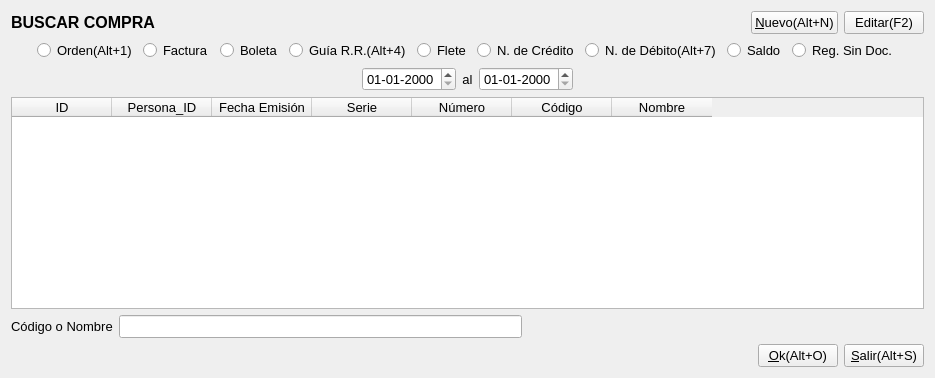
Above: Facturacion/comprabuscar.ui from radtek/manager before the change. Below: the same form after it.
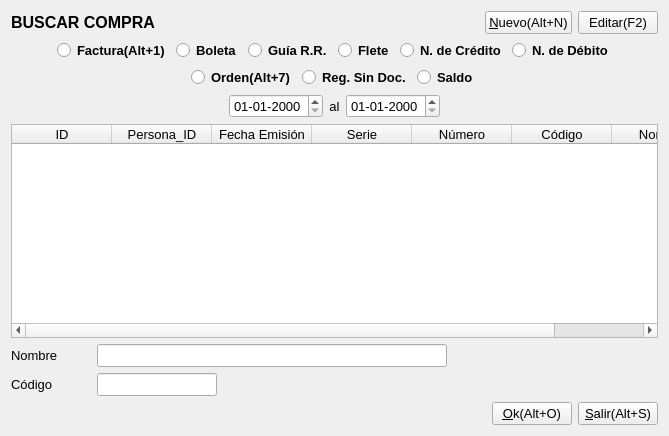
That is the form after the change. Icons and pictures are not drawn.

What changed in the file:
```diff
--- a/Facturacion/comprabuscar.ui
+++ b/Facturacion/comprabuscar.ui
@@ -6,8 +6,8 @@
    <rect>
     <x>0</x>
     <y>0</y>
-    <width>935</width>
-    <height>378</height>
+    <width>669</width>
+    <height>436</height>
    </rect>
   </property>
   <property name="windowTitle">
@@ -110,30 +110,17 @@
        </property>
       </spacer>
      </item>
-     <item>
-      <widget class="QRadioButton" name="radioButton_orden">
-       <property name="font">
-        <font>
-         <pointsize>10</pointsize>
-        </font>
-       </property>
-       <property name="text">
-        <string>Orden(Alt+1)</string>
-       </property>
-       <property name="shortcut">
-        <string>Alt+1</string>
-       </property>
-      </widget>
-     </item>
      <item>
       <widget class="QRadioButton" name="radioButton_factura">
        <property name="font">
         <font>
          <pointsize>10</pointsize>
+         <weight>75</weight>
+         <bold>true</bold>
         </font>
        </property>
        <property name="text">
-        <string>Factura</string>
+        <string>Factura(Alt+1)</string>
        </property>
        <property name="shortcut">
         <string>Alt+2</string>
@@ -145,6 +132,8 @@
        <property name="font">
         <font>
          <pointsize>10</pointsize>
+         <weight>75</weight>
+         <bold>true</bold>
         </font>
        </property>
        <property name="text">
@@ -160,10 +149,12 @@
        <property name="font">
         <font>
          <pointsize>10</pointsize>
+         <weight>75</weight>
+         <bold>true</bold>
         </font>
        </property>
        <property name="text">
-        <string>Guía R.R.(Alt+4)</string>
+        <string>Guía R.R.</string>
        </property>
        <property name="shortcut">
         <string>Alt+4</string>
@@ -175,6 +166,8 @@
        <property name="font">
         <font>
          <pointsize>10</pointsize>
+         <weight>75</weight>
+         <bold>true</bold>
         </font>
        </property>
        <property name="text">
@@ -190,6 +183,8 @@
        <property name="font">
         <font>
          <pointsize>10</pointsize>
+         <weight>75</weight>
+         <bold>true</bold>
         </font>
        </property>
        <property name="text">
@@ -205,48 +200,101 @@
        <property name="font">
         <font>
          <pointsize>10</pointsize>
+         <weight>75</weight>
+         <bold>true</bold>
         </font>
        </property>
        <property name="text">
-        <string>N. de Débito(Alt+7)</string>
+        <string>N. de Débito</string>
+       </property>
+       <property name="shortcut">
+        <string>Alt+6</string>
+       </property>
+      </widget>
+     </item>
+     <item>
+      <spacer name="horizontalSpacer_6">
+       <property name="orientation">
+        <enum>Qt::Horizontal</enum>
+       </property>
+       <property name="sizeHint" stdset="0">
+        <size>
+         <width>40</width>
+         <height>20</height>
+        </size>
+       </property>
+      </spacer>
+     </item>
+    </layout>
+   </item>
+   <item>
+    <layout class="QHBoxLayout" name="horizontalLayout_7">
+     <item>
+      <spacer name="horizontalSpacer_9">
+       <property name="orientation">
+        <enum>Qt::Horizontal</enum>
+       </property>
+       <property name="sizeHint" stdset="0">
+        <size>
+         <width>40</width>
+         <height>20</height>
+        </size>
+       </property>
+      </spacer>
+     </item>
+     <item>
+      <widget class="QRadioButton" name="radioButton_orden">
+       <property name="font">
+        <font>
+         <pointsize>10</pointsize>
+         <weight>75</weight>
+         <bold>true</bold>
+        </font>
+       </property>
+       <property name="text">
+        <string>Orden(Alt+7)</string>
        </property>
        <property name="shortcut">
         <string>Alt+7</string>
        </property>
       </widget>
      </item>
-     <item>
-      <widget class="QRadioButton" name="radioButton_saldo">
-       <property name="font">
-        <font>
-         <pointsize>10</pointsize>
-        </font>
-       </property>
-       <property name="text">
-        <string>Saldo</string>
-       </property>
-       <property name="shortcut">
-        <string>Alt+8</string>
-       </property>
-      </widget>
-     </item>
      <item>
       <widget class="QRadioButton" name="radioButton_reg_sin_doc">
        <property name="font">
         <font>
          <pointsize>10</pointsize>
+         <weight>75</weight>
+         <bold>true</bold>
         </font>
        </property>
        <property name="text">
         <string>Reg. Sin Doc.</string>
        </property>
        <property name="shortcut">
+        <string>Alt+8</string>
+       </property>
+      </widget>
+     </item>
+     <item>
+      <widget class="QRadioButton" name="radioButton_saldo">
+       <property name="font">
+        <font>
+         <pointsize>10</pointsize>
+         <weight>75</weight>
+         <bold>true</bold>
+        </font>
+       </property>
+       <property name="text">
+        <string>Saldo</string>
+       </property>
+       <property name="shortcut">
         <string>Alt+9</string>
        </property>
       </widget>
      </item>
      <item>
-      <spacer name="horizontalSpacer_6">
+      <spacer name="horizontalSpacer_10">
        <property name="orientation">
         <enum>Qt::Horizontal</enum>
        </property>
@@ -385,13 +433,13 @@
       <widget class="QLabel" name="label_nombre">
        <property name="minimumSize">
         <size>
-         <width>0</width>
+         <width>80</width>
          <height>0</height>
         </size>
        </property>
        <property name="maximumSize">
         <size>
-         <width>16777215</width>
+         <width>80</width>
          <height>16777215</height>
         </size>
        </property>
@@ -401,7 +449,7 @@
         </font>
        </property>
        <property name="text">
-        <string>Código o Nombre</string>
+        <string>Nombre</string>
        </property>
       </widget>
      </item>
@@ -435,6 +483,68 @@
      </item>
     </layout>
    </item>
+   <item>
+    <layout class="QHBoxLayout" name="horizontalLayout_6">
+     <item>
+      <widget class="QLabel" name="label_codigo">
+       <property name="minimumSize">
+        <size>
+         <width>80</width>
+         <height>0</height>
+        </size>
+       </property>
+       <property name="maximumSize">
+        <size>
+         <width>80</width>
+         <height>16777215</height>
+        </size>
+       </property>
+       <property name="font">
+        <font>
+         <pointsize>10</pointsize>
+        </font>
+       </property>
+       <property name="text">
+        <string>Código</string>
+       </property>
+      </widget>
+     </item>
+     <item>
+      <widget class="QLineEdit" name="lineEdit_buscarCodigo">
+       <property name="minimumSize">
+        <size>
+         <width>120</width>
+         <height>0</height>
+        </size>
+       </property>
+       <property name="maximumSize">
+        <size>
+         <width>120</width>
+         <height>16777215</height>
+        </size>
+       </property>
+       <property name="font">
+        <font>
+         <pointsize>10</pointsize>
+        </font>
+       </property>
+      </widget>
+     </item>
+     <item>
+      <spacer name="horizontalSpacer_8">
+       <property name="orientation">
+        <enum>Qt::Horizontal</enum>
+       </property>
+       <property name="sizeHint" stdset="0">
+        <size>
+         <width>40</width>
+         <height>20</height>
+        </size>
+       </property>
+      </spacer>
+     </item>
+    </layout>
+   </item>
    <item>
     <layout class="QHBoxLayout" name="horizontalLayout_3">
      <item>
```
Left out of the diff: 19 changed lines with no effect on the pictures.
